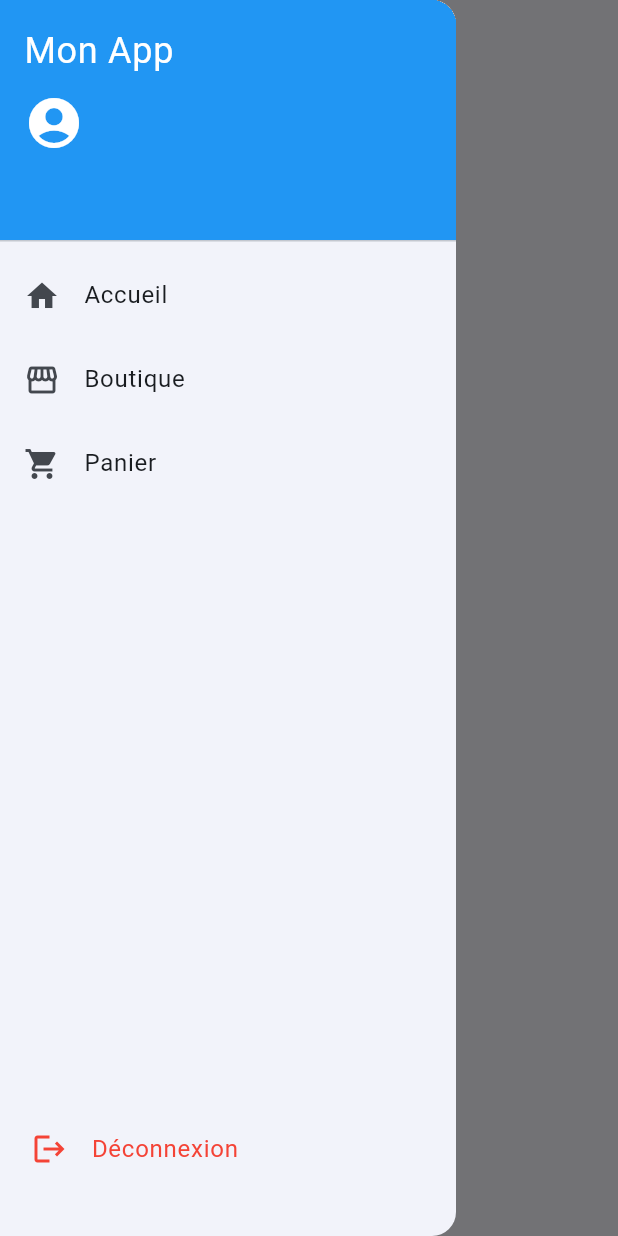
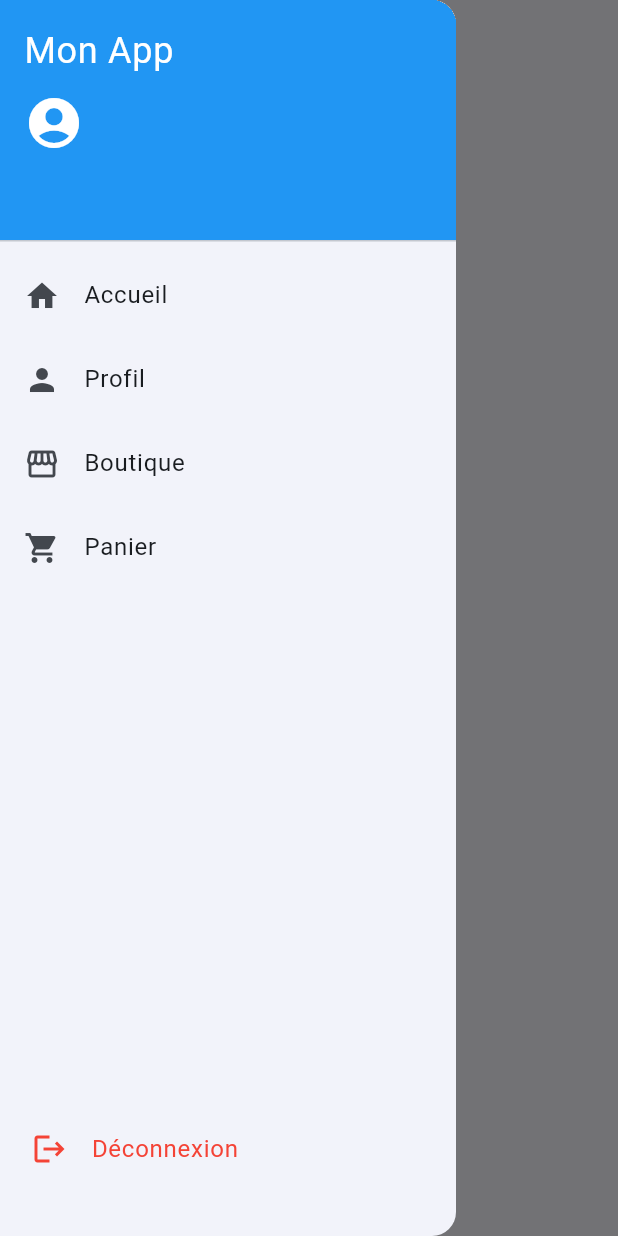
Before and after one commit to SarahOtmane/e_commerce_flutter, a Flutter app: the CartPage screen opened by its route, with the side drawer open, on a phone screen of 412 x 824 dp. Run offline on Flutter 3.47's test engine with Material 3 defaults, Android fonts, the phone set to English and light mode, and no system bars; our stand-ins replace firebase_auth, firebase_core, flutter_dotenv; missing offline and left inert: flutter_stripe; accounts and stored records are empty; network calls fail; statements that could not run were skipped.

Commit message:
Ajoute un élément de menu 'Profil' dans le tiroir de navigation

```diff
--- a/lib/widgets/app_drawer.dart
+++ b/lib/widgets/app_drawer.dart
@@ -69,6 +69,11 @@ class AppDrawer extends StatelessWidget {
                   onTap: () => _go(context, '/'),
                 ),
                 ListTile(
+                  leading: const Icon(Icons.person),
+                  title: const Text('Profil'),
+                  onTap: () => _go(context, '/profile'),
+                ),
+                ListTile(
                   leading: const Icon(Icons.storefront),
                   title: const Text('Boutique'),
                   onTap: () => _go(context, '/catalog'),
```
